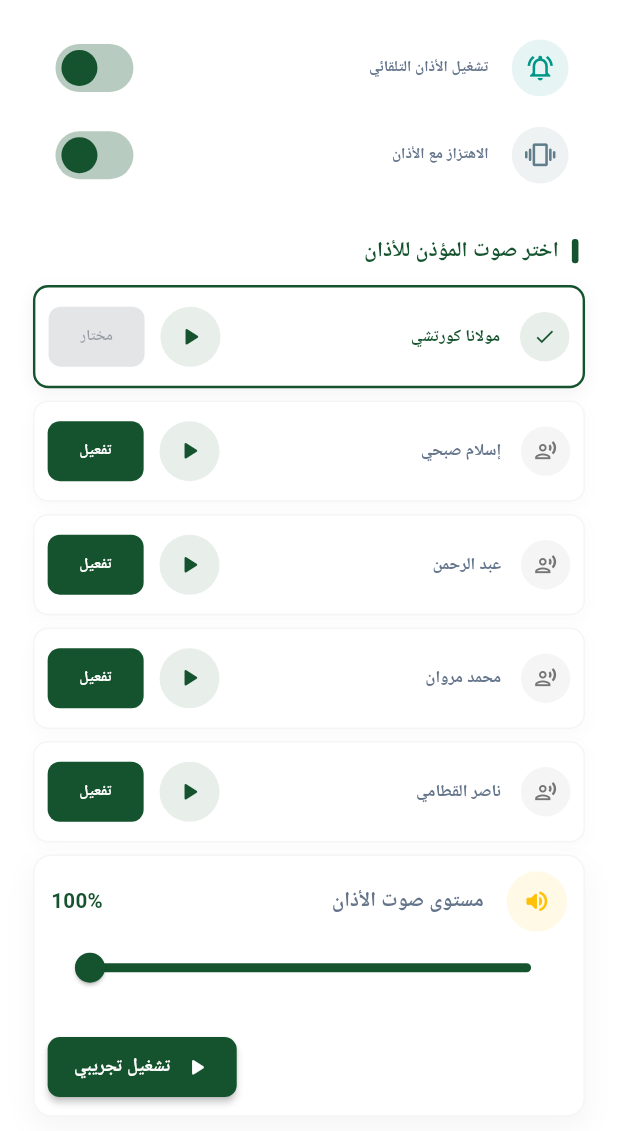
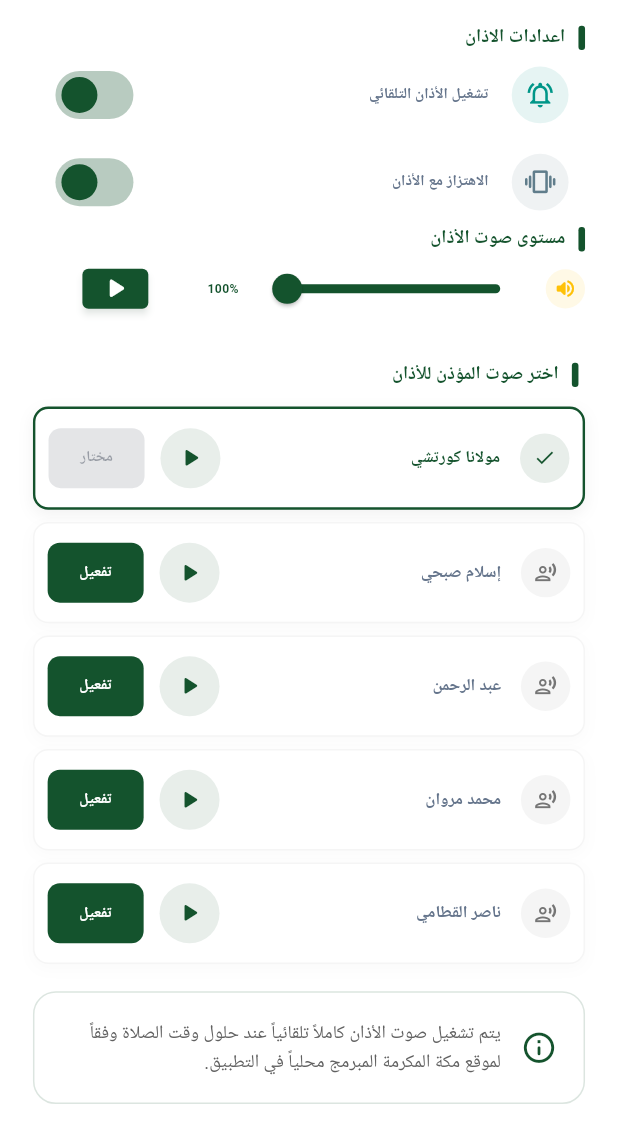
Before and after one commit to aamer-aljalal/huda-app, a Flutter app: the AdhanMuezzinScreen screen opened by its route, on a phone screen of 412 x 824 dp, the part 105-1236 px from its top. Run offline on Flutter 3.47's test engine with Material 3 defaults, Android fonts, the phone set to English and light mode, and no system bars; our stand-ins replace adhan, auto_size_text, flutter_compass, flutter_local_notifications, flutter_screenutil, flutter_timezone and 9 more; accounts and stored records are empty.

```diff
--- a/lib/features/adhan/adhan_muezzin_screen.dart
+++ b/lib/features/adhan/adhan_muezzin_screen.dart
@@ -17,7 +17,8 @@ class AdhanMuezzinScreen extends StatefulWidget {
   State<AdhanMuezzinScreen> createState() => _AdhanMuezzinScreenState();
 }
 
-class _AdhanMuezzinScreenState extends State<AdhanMuezzinScreen> {
+class _AdhanMuezzinScreenState extends State<AdhanMuezzinScreen>
+    with WidgetsBindingObserver {
   final AudioPlayer _player = AudioPlayer();
 
   bool _soundEnabled = true;
@@ -25,6 +26,7 @@ class _AdhanMuezzinScreenState extends State<AdhanMuezzinScreen> {
   bool _hapticFeedback = true;
   double _adhanVolume = 1.0;
   bool _vibrationEnabled = true;
+  bool _stopOnPowerButton = true;
   bool _isTestingAdhan = false;
   String? _playingMuezzinId;
   bool _isSaving = false;
@@ -32,6 +34,7 @@ class _AdhanMuezzinScreenState extends State<AdhanMuezzinScreen> {
   @override
   void initState() {
     super.initState();
+    WidgetsBinding.instance.addObserver(this);
     _loadSettings();
     _player.playerStateStream.listen((state) {
       if (!mounted) return;
@@ -43,11 +46,30 @@ class _AdhanMuezzinScreenState extends State<AdhanMuezzinScreen> {
 
   @override
   void dispose() {
+    WidgetsBinding.instance.removeObserver(this);
     _player.dispose();
     if (_isTestingAdhan) {
       NativeAlarmService.stopActiveAlarm();
     }
     super.dispose();
+  }
+
+  @override
+  void didChangeAppLifecycleState(AppLifecycleState state) {
+    // إيقاف وكتم أي صوت (سواء صوت المعاينة المحلية أو الأذان التجريبي النيتف) فوراً عند إغلاق الشاشة بضغط زر الطاقة الجانبي
+    if (_stopOnPowerButton &&
+        (state == AppLifecycleState.paused ||
+            state == AppLifecycleState.inactive ||
+            state == AppLifecycleState.hidden)) {
+      _player.stop();
+      NativeAlarmService.stopActiveAlarm();
+      if (mounted) {
+        setState(() {
+          _isTestingAdhan = false;
+          _playingMuezzinId = null;
+        });
+      }
+    }
   }
 
   Future<void> _loadSettings() async {
@@ -63,6 +85,7 @@ class _AdhanMuezzinScreenState extends State<AdhanMuezzinScreen> {
       _hapticFeedback = prefs.getBool('haptic_feedback') ?? true;
       _adhanVolume = prefs.getDouble('adhan_volume') ?? 1.0;
       _vibrationEnabled = prefs.getBool('adhan_vibration_enabled') ?? true;
+      _stopOnPowerButton = prefs.getBool('stop_on_power_button') ?? true;
     });
   }
 
@@ -118,6 +141,15 @@ class _AdhanMuezzinScreenState extends State<AdhanMuezzinScreen> {
       final prayerProvider = context.read<PrayerProvider>();
       await prayerProvider.scheduleAdhanNotifications();
     }
+  }
+
+  Future<void> _updateStopOnPowerButton(bool val) async {
+    if (_hapticFeedback) HapticFeedback.lightImpact();
+    final prefs = await SharedPreferences.getInstance();
+    await prefs.setBool('stop_on_power_button', val);
+    setState(() {
+      _stopOnPowerButton = val;
+    });
   }
 
   Future<void> _toggleTestAdhan() async {
@@ -259,6 +291,28 @@ class _AdhanMuezzinScreenState extends State<AdhanMuezzinScreen> {
           child: Column(
             crossAxisAlignment: CrossAxisAlignment.start,
             children: [
+              Row(
+                children: [
+                  Container(
+                    width: 4.w,
+                    height: 16.h,
+                    decoration: BoxDecoration(
+                      color: AppColors.primary,
+                      borderRadius: BorderRadius.circular(2.r),
+                    ),
+                  ),
+                  SizedBox(width: 8.w),
+                  Text(
+                    'اعدادات الاذان',
+                    style: TextStyle(
+                      fontSize: 12.sp,
+                      fontWeight: FontWeight.w800,
+                      color: isDark ? Colors.white : AppColors.primary,
+                    ),
+                  ),
+                ],
+              ),
+
               _buildSwitchTile(
                 title: 'تشغيل الأذان التلقائي',
                 subtitle: 'تنبيه بصوت المؤذن عند دخول وقت الصلاة',
@@ -267,6 +321,15 @@ class _AdhanMuezzinScreenState extends State<AdhanMuezzinScreen> {
                 onChanged: (value) => _updateSoundEnabled(value),
                 iconColor: Colors.teal,
               ),
+              // _buildSwitchTile(
+              //   title: 'إيقاف الأذان بزر الطاقة/القفل',
+              //   subtitle:
+              //       'إيقاف وكتم صوت الأذان فوراً عند الضغط على زر طاقة أو قفل الهاتف',
+              //   value: _stopOnPowerButton,
+              //   icon: Icons.power_settings_new_rounded,
+              //   onChanged: (value) => _updateStopOnPowerButton(value),
+              //   iconColor: Colors.deepOrange,
+              // ),
               _buildSwitchTile(
                 title: 'الاهتزاز مع الأذان',
                 subtitle: 'تفعيل اهتزاز الهاتف عند تشغيل الأذان',
@@ -274,6 +337,159 @@ class _AdhanMuezzinScreenState extends State<AdhanMuezzinScreen> {
                 icon: Icons.vibration_rounded,
                 onChanged: (value) => _updateVibrationEnabled(value),
                 iconColor: Colors.blueGrey,
+              ),
+
+              Container(
+                width: double.infinity,
+                // decoration: BoxDecoration(
+                //   // color: isDark ? const Color(0xFF1E1E1E) : Colors.white,
+                //   // borderRadius: BorderRadius.circular(12.r),
+                //   // boxShadow: [
+                //   //   // BoxShadow(
+                //   //   //   color: isDark
+                //   //   //       ? Colors.black.withValues(alpha: 0.25)
+                //   //   //       : Colors.grey.shade100,
+                //   //   //   blurRadius: 16,
+                //   //   //   offset: const Offset(0, 8),
+                //   //   // ),
+                //   // ],
+                //   border: Border.all(
+                //     color: isDark
+                //         ? Colors.white.withValues(alpha: 0.05)
+                //         : Colors.grey.shade100,
+                //     width: 1,
+                //   ),
+                // ),
+                child: Column(
+                  children: [
+                    if (_soundEnabled) ...[
+                      Column(
+                        crossAxisAlignment: CrossAxisAlignment.stretch,
+                        children: [
+                          Row(
+                            children: [
+                              Container(
+                                width: 4.w,
+                                height: 16.h,
+                                decoration: BoxDecoration(
+                                  color: AppColors.primary,
+                                  borderRadius: BorderRadius.circular(2.r),
+                                ),
+                              ),
+                              SizedBox(width: 8.w),
+                              Text(
+                                'مستوى صوت الأذان',
+                                style: TextStyle(
+                                  fontSize: 12.sp,
+                                  fontWeight: FontWeight.w800,
+                                  color: isDark
+                                      ? Colors.white
+                                      : AppColors.primary,
+                                ),
+                              ),
+                            ],
+                          ),
+                        ],
+                      ),
+                      Row(
+                        mainAxisAlignment: MainAxisAlignment.spaceBetween,
+                        crossAxisAlignment: CrossAxisAlignment.center,
+                        children: [
+                          Container(
+                            padding: EdgeInsets.all(5.w),
+                            decoration: BoxDecoration(
+                              color: Colors.amber.withValues(alpha: 0.1),
+                              shape: BoxShape.circle,
+                            ),
+                            child: Icon(
+                              Icons.volume_up_rounded,
+                              color: Colors.amber,
+                              size: 15.sp,
+                            ),
+                          ),
+                          Slider(
+                            value: _adhanVolume,
+                            min: 0.0,
+                            max: 1.0,
+                            divisions: 10,
+                            activeColor: AppColors.primary,
+                            inactiveColor: AppColors.primary.withValues(
+                              alpha: 0.2,
+                            ),
+                            onChanged: (val) {
+                              setState(() {
+                                _adhanVolume = val;
+                              });
+                              if (_isTestingAdhan) {
+                                NativeAlarmService.updateTestVolume(val);
+                              } else {
+                                _startTestAdhanWithVolume(val);
+                              }
+                            },
+                            onChangeEnd: (val) {
+                              _updateAdhanVolume(val);
+                            },
+                          ),
+                          Text(
+                            '${(_adhanVolume * 100).toInt()}%',
+                            style: TextStyle(
+                              fontSize: 8.sp,
+                              fontWeight: FontWeight.bold,
+                              color: AppColors.primary,
+                            ),
+                          ),
+                          Container(
+                            width: 100.w,
+                            child: Column(
+                              mainAxisSize: MainAxisSize.min,
+                              crossAxisAlignment: CrossAxisAlignment.center,
+                              children: <Widget>[
+                                FilledButton(
+                                  onPressed: _toggleTestAdhan,
+                                  style: FilledButton.styleFrom(
+                                    backgroundColor: _isTestingAdhan
+                                        ? Colors.red.shade600
+                                        : AppColors.primary,
+                                    foregroundColor: Colors.white,
+                                    minimumSize: Size(40.w, 10.h),
+                                    padding: EdgeInsets.all(2.w),
+                                    shape: RoundedRectangleBorder(
+                                      borderRadius: BorderRadius.circular(4.r),
+                                    ),
+                                    elevation: 2,
+                                    shadowColor:
+                                        (_isTestingAdhan
+                                                ? Colors.red.shade600
+                                                : AppColors.primary)
+                                            .withValues(alpha: 0.25),
+                                  ),
+                                  child: Icon(
+                                    _isTestingAdhan
+                                        ? Icons.stop_rounded
+                                        : Icons.play_arrow_rounded,
+                                    color: Colors.white,
+                                    size: 22.sp,
+                                  ),
+                                ),
+                                // if (_isTestingAdhan) ...[
+                                //   // // SizedBox(height: 6.h),
+                                //   // Text(
+                                //   //   'جاري تشغيل ...',
+                                //   //   style: TextStyle(
+                                //   //     fontSize: 8.sp,
+                                //   //     fontWeight: FontWeight.w500,
+                                //   //     color: Colors.red,
+                                //   //   ),
+                                //   // ),
+                                // ],
+                              ],
+                            ),
+                          ),
+                        ],
+                      ),
+                    ],
+                  ],
+                ),
               ),
               // 1. بطاقة إعدادات الأذان والصوت والاهتزاز الموحدة
               if (_soundEnabled) ...[
@@ -296,7 +512,7 @@ class _AdhanMuezzinScreenState extends State<AdhanMuezzinScreen> {
                       Text(
                         'اختر صوت المؤذن للأذان',
                         style: TextStyle(
-                          fontSize: 14.sp,
+                          fontSize: 12.sp,
                           fontWeight: FontWeight.w800,
                           color: isDark ? Colors.white : AppColors.primary,
                         ),
@@ -434,160 +650,7 @@ class _AdhanMuezzinScreenState extends State<AdhanMuezzinScreen> {
                   );
                 }),
               ],
-              Container(
-                width: double.infinity,
-                decoration: BoxDecoration(
-                  color: isDark ? const Color(0xFF1E1E1E) : Colors.white,
-                  borderRadius: BorderRadius.circular(12.r),
-                  boxShadow: [
-                    BoxShadow(
-                      color: isDark
-                          ? Colors.black.withValues(alpha: 0.25)
-                          : Colors.grey.shade100,
-                      blurRadius: 16,
-                      offset: const Offset(0, 8),
-                    ),
-                  ],
-                  border: Border.all(
-                    color: isDark
-                        ? Colors.white.withValues(alpha: 0.05)
-                        : Colors.grey.shade100,
-                    width: 1,
-                  ),
-                ),
-                child: Column(
-                  children: [
-                    if (_soundEnabled) ...[
-                      Padding(
-                        padding: EdgeInsets.symmetric(
-                          horizontal: 10.w,
-                          vertical: 10.h,
-                        ),
-                        child: Column(
-                          crossAxisAlignment: CrossAxisAlignment.stretch,
-                          children: [
-                            Row(
-                              children: [
-                                Container(
-                                  padding: EdgeInsets.all(10.w),
-                                  decoration: BoxDecoration(
-                                    color: Colors.amber.withValues(alpha: 0.1),
-                                    shape: BoxShape.circle,
-                                  ),
-                                  child: Icon(
-                                    Icons.volume_up_rounded,
-                                    color: Colors.amber,
-                                    size: 18.sp,
-                                  ),
-                                ),
-                                SizedBox(width: 14.w),
-                                Expanded(
-                                  child: Text(
-                                    'مستوى صوت الأذان',
-                                    style: TextStyle(
-                                      fontSize: 13.5.sp,
-                                      fontWeight: FontWeight.w700,
-                                    ),
-                                  ),
-                                ),
-                                Text(
-                                  '${(_adhanVolume * 100).toInt()}%',
-                                  style: TextStyle(
-                                    fontSize: 13.5.sp,
-                                    fontWeight: FontWeight.bold,
-                                    color: AppColors.primary,
-                                  ),
-                                ),
-                              ],
-                            ),
-                            // SizedBox(height: 8.h),
-                            Slider(
-                              value: _adhanVolume,
-                              min: 0.0,
-                              max: 1.0,
-                              divisions: 10,
-                              activeColor: AppColors.primary,
-                              inactiveColor: AppColors.primary.withValues(
-                                alpha: 0.2,
-                              ),
-                              onChanged: (val) {
-                                setState(() {
-                                  _adhanVolume = val;
-                                });
-                                if (_isTestingAdhan) {
-                                  NativeAlarmService.updateTestVolume(val);
-                                } else {
-                                  _startTestAdhanWithVolume(val);
-                                }
-                              },
-                              onChangeEnd: (val) {
-                                _updateAdhanVolume(val);
-                              },
-                            ),
-                          ],
-                        ),
-                      ),
-                      Padding(
-                        padding: EdgeInsets.symmetric(
-                          horizontal: 8.w,
-                          vertical: 8.h,
-                        ),
-                        child: Row(
-                          mainAxisAlignment: MainAxisAlignment.center,
-                          children: [
-                            Expanded(
-                              child: Text(
-                                _isTestingAdhan
-                                    ? 'جاري تشغيل الأذان التجريبي...'
-                                    : '',
-                                style: TextStyle(
-                                  fontSize: 8.sp,
-                                  fontWeight: FontWeight.w500,
-                                  color: _isTestingAdhan
-                                      ? Colors.red
-                                      : Colors.grey.shade600,
-                                ),
-                              ),
-                            ),
-                            ElevatedButton.icon(
-                              onPressed: _toggleTestAdhan,
-                              icon: Icon(
-                                _isTestingAdhan
-                                    ? Icons.stop_rounded
-                                    : Icons.play_arrow_rounded,
-                                color: Colors.white,
-                                size: 18.sp,
-                              ),
-                              label: Text(
-                                _isTestingAdhan
-                                    ? 'إيقاف الأذان'
-                                    : 'تشغيل تجريبي',
-                                style: const TextStyle(
-                                  fontWeight: FontWeight.bold,
-                                  color: Colors.white,
-                                  fontSize: 12,
-                                ),
-                              ),
-                              style: ElevatedButton.styleFrom(
-                                backgroundColor: _isTestingAdhan
-                                    ? Colors.red.shade600
-                                    : AppColors.primary,
-                                shape: RoundedRectangleBorder(
-                                  borderRadius: BorderRadius.circular(8.r),
-                                ),
-                                padding: EdgeInsets.symmetric(
-                                  horizontal: 16.w,
-                                  vertical: 10.h,
-                                ),
-                              ),
-                            ),
-                          ],
-                        ),
-                      ),
-                    ],
-                  ],
-                ),
-              ),
+
               SizedBox(height: 10.h),
 
               // 4. صندوق معلومات الموعد التلقائي المحدث
--- a/lib/main.dart
+++ b/lib/main.dart
@@ -20,7 +20,6 @@ void main() async {
   WidgetsFlutterBinding.ensureInitialized();
   await initializeDateFormatting('ar', null);
   await Hive.initFlutter();
-
 
   await HiveDatabase.init();
   await AdhanNotificationService.initialize();
```
Also changed, not shown: lib/features/Settings/pages/adhan_settings_page.dart (+37 -1 lines), lib/features/home/widgets/home_header/home_header_quick_actions.dart (+16 -0 lines), 3 other files.
